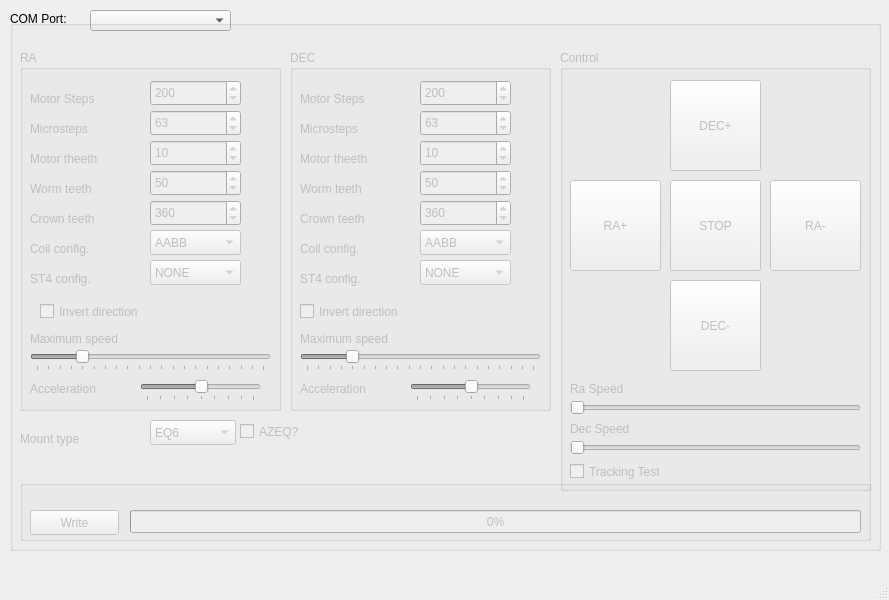
Before: the Qt Designer form mainwindow.ui in ahp-electronics/gt-configurator, drawn with Qt 5.
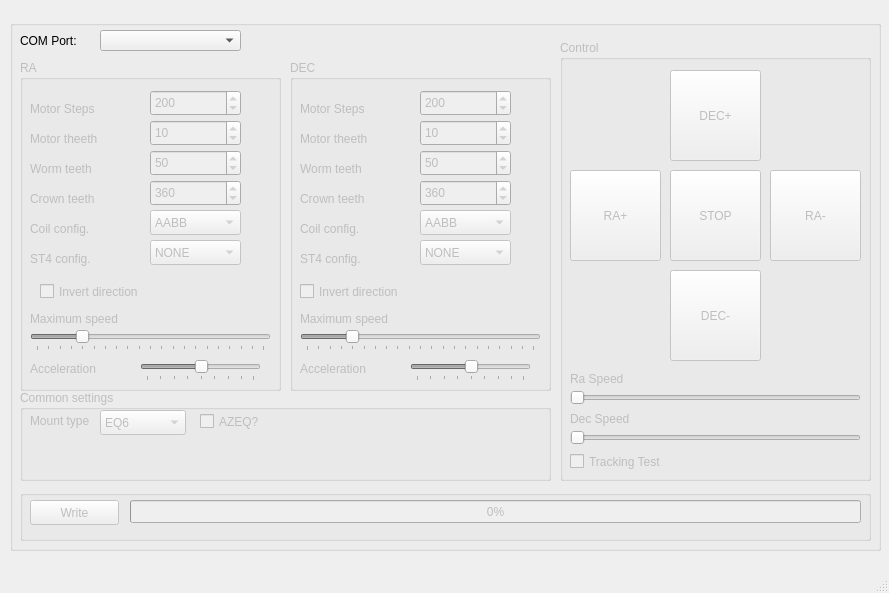
After: the same form once the commit is applied.

Diff of the .ui file:
```diff
--- a/mainwindow.ui
+++ b/mainwindow.ui
@@ -7,39 +7,16 @@
     <x>0</x>
     <y>0</y>
     <width>889</width>
-    <height>600</height>
+    <height>593</height>
    </rect>
   </property>
   <property name="windowTitle">
    <string>GT Configurator</string>
   </property>
   <widget class="QWidget" name="centralwidget">
-   <widget class="QComboBox" name="ComPort">
-    <property name="geometry">
-     <rect>
-      <x>90</x>
-      <y>10</y>
-      <width>141</width>
-      <height>21</height>
-     </rect>
-    </property>
-   </widget>
-   <widget class="QLabel" name="label">
-    <property name="geometry">
-     <rect>
-      <x>10</x>
-      <y>10</y>
-      <width>71</width>
-      <height>17</height>
-     </rect>
-    </property>
-    <property name="text">
-     <string>COM Port:</string>
-    </property>
-   </widget>
    <widget class="QGroupBox" name="WorkArea">
     <property name="enabled">
-     <bool>false</bool>
+     <bool>true</bool>
     </property>
     <property name="geometry">
      <rect>
@@ -53,12 +30,15 @@
      <string/>
     </property>
     <widget class="QGroupBox" name="RA">
+     <property name="enabled">
+      <bool>false</bool>
+     </property>
      <property name="geometry">
       <rect>
        <x>10</x>
-       <y>30</y>
+       <y>40</y>
        <width>261</width>
-       <height>361</height>
+       <height>331</height>
       </rect>
      </property>
      <property name="title">
@@ -83,33 +63,11 @@
        <number>200</number>
       </property>
      </widget>
-     <widget class="QSpinBox" name="Microsteps_0">
-      <property name="enabled">
-       <bool>false</bool>
-      </property>
-      <property name="geometry">
-       <rect>
-        <x>130</x>
-        <y>60</y>
-        <width>91</width>
-        <height>26</height>
-       </rect>
-      </property>
-      <property name="minimum">
-       <number>1</number>
-      </property>
-      <property name="maximum">
-       <number>127</number>
-      </property>
-      <property name="value">
-       <number>63</number>
-      </property>
-     </widget>
      <widget class="QSpinBox" name="Worm_0">
       <property name="geometry">
        <rect>
         <x>130</x>
-        <y>120</y>
+        <y>90</y>
         <width>91</width>
         <height>26</height>
        </rect>
@@ -128,7 +86,7 @@
       <property name="geometry">
        <rect>
         <x>130</x>
-        <y>150</y>
+        <y>120</y>
         <width>91</width>
         <height>26</height>
        </rect>
@@ -156,24 +114,11 @@
        <string>Motor Steps</string>
       </property>
      </widget>
-     <widget class="QLabel" name="label_3">
-      <property name="geometry">
-       <rect>
-        <x>10</x>
-        <y>70</y>
-        <width>111</width>
-        <height>17</height>
-       </rect>
-      </property>
-      <property name="text">
-       <string>Microsteps</string>
-      </property>
-     </widget>
      <widget class="QLabel" name="label_4">
       <property name="geometry">
        <rect>
         <x>10</x>
-        <y>130</y>
+        <y>100</y>
         <width>111</width>
         <height>17</height>
        </rect>
@@ -186,7 +131,7 @@
       <property name="geometry">
        <rect>
         <x>10</x>
-        <y>160</y>
+        <y>130</y>
         <width>111</width>
         <height>17</height>
        </rect>
@@ -199,7 +144,7 @@
       <property name="geometry">
        <rect>
         <x>130</x>
-        <y>180</y>
+        <y>150</y>
         <width>91</width>
         <height>25</height>
        </rect>
@@ -224,7 +169,7 @@
       <property name="geometry">
        <rect>
         <x>10</x>
-        <y>190</y>
+        <y>160</y>
         <width>111</width>
         <height>17</height>
        </rect>
@@ -237,7 +182,7 @@
       <property name="geometry">
        <rect>
         <x>130</x>
-        <y>210</y>
+        <y>180</y>
         <width>91</width>
         <height>25</height>
        </rect>
@@ -257,7 +202,7 @@
       <property name="geometry">
        <rect>
         <x>10</x>
-        <y>220</y>
+        <y>190</y>
         <width>111</width>
         <height>17</height>
        </rect>
@@ -270,7 +215,7 @@
       <property name="geometry">
        <rect>
         <x>130</x>
-        <y>90</y>
+        <y>60</y>
         <width>91</width>
         <height>26</height>
        </rect>
@@ -289,7 +234,7 @@
       <property name="geometry">
        <rect>
         <x>10</x>
-        <y>100</y>
+        <y>70</y>
         <width>111</width>
         <height>17</height>
        </rect>
@@ -302,7 +247,7 @@
       <property name="geometry">
        <rect>
         <x>10</x>
-        <y>300</y>
+        <y>270</y>
         <width>241</width>
         <height>21</height>
        </rect>
@@ -330,7 +275,7 @@
       <property name="geometry">
        <rect>
         <x>120</x>
-        <y>330</y>
+        <y>300</y>
         <width>121</width>
         <height>21</height>
        </rect>
@@ -355,7 +300,7 @@
       <property name="geometry">
        <rect>
         <x>10</x>
-        <y>280</y>
+        <y>250</y>
         <width>121</width>
         <height>17</height>
        </rect>
@@ -368,7 +313,7 @@
       <property name="geometry">
        <rect>
         <x>10</x>
-        <y>330</y>
+        <y>300</y>
         <width>101</width>
         <height>17</height>
        </rect>
@@ -381,7 +326,7 @@
       <property name="geometry">
        <rect>
         <x>20</x>
-        <y>250</y>
+        <y>220</y>
         <width>201</width>
         <height>23</height>
        </rect>
@@ -391,102 +336,6 @@
       </property>
      </widget>
     </widget>
-    <widget class="QLabel" name="label_8">
-     <property name="geometry">
-      <rect>
-       <x>10</x>
-       <y>410</y>
-       <width>91</width>
-       <height>17</height>
-      </rect>
-     </property>
-     <property name="text">
-      <string>Mount type</string>
-     </property>
-    </widget>
-    <widget class="QComboBox" name="MountType">
-     <property name="geometry">
-      <rect>
-       <x>140</x>
-       <y>400</y>
-       <width>86</width>
-       <height>25</height>
-      </rect>
-     </property>
-     <item>
-      <property name="text">
-       <string>EQ6</string>
-      </property>
-     </item>
-     <item>
-      <property name="text">
-       <string>HEQ5</string>
-      </property>
-     </item>
-     <item>
-      <property name="text">
-       <string>EQ5</string>
-      </property>
-     </item>
-     <item>
-      <property name="text">
-       <string>EQ3</string>
-      </property>
-     </item>
-     <item>
-      <property name="text">
-       <string>EQ8</string>
-      </property>
-     </item>
-     <item>
-      <property name="text">
-       <string>AZEQ6</string>
-      </property>
-     </item>
-     <item>
-      <property name="text">
-       <string>AZEQ5</string>
-      </property>
-     </item>
-     <item>
-      <property name="text">
-       <string>GT</string>
-      </property>
-     </item>
-     <item>
-      <property name="text">
-       <string>MF</string>
-      </property>
-     </item>
-     <item>
-      <property name="text">
-       <string>114GT</string>
-      </property>
-     </item>
-     <item>
-      <property name="text">
-       <string>DOB</string>
-      </property>
-     </item>
-     <item>
-      <property name="text">
-       <string>Custom</string>
-      </property>
-     </item>
-    </widget>
-    <widget class="QCheckBox" name="isAZEQ">
-     <property name="geometry">
-      <rect>
-       <x>230</x>
-       <y>400</y>
-       <width>92</width>
-       <height>23</height>
-      </rect>
-     </property>
-     <property name="text">
-      <string>AZEQ?</string>
-     </property>
-    </widget>
     <widget class="QGroupBox" name="WriteArea">
      <property name="enabled">
       <bool>false</bool>
@@ -494,9 +343,9 @@
      <property name="geometry">
       <rect>
        <x>10</x>
-       <y>460</y>
+       <y>470</y>
        <width>851</width>
-       <height>61</height>
+       <height>51</height>
       </rect>
      </property>
      <property name="title">
@@ -506,7 +355,7 @@
       <property name="geometry">
        <rect>
         <x>10</x>
-        <y>30</y>
+        <y>10</y>
         <width>89</width>
         <height>25</height>
        </rect>
@@ -519,7 +368,7 @@
       <property name="geometry">
        <rect>
         <x>110</x>
-        <y>30</y>
+        <y>10</y>
         <width>731</width>
         <height>23</height>
        </rect>
@@ -530,12 +379,15 @@
      </widget>
     </widget>
     <widget class="QGroupBox" name="RA_2">
+     <property name="enabled">
+      <bool>false</bool>
+     </property>
      <property name="geometry">
       <rect>
        <x>280</x>
-       <y>30</y>
+       <y>40</y>
        <width>261</width>
-       <height>361</height>
+       <height>331</height>
       </rect>
      </property>
      <property name="title">
@@ -560,33 +412,11 @@
        <number>200</number>
       </property>
      </widget>
-     <widget class="QSpinBox" name="Microsteps_1">
-      <property name="enabled">
-       <bool>false</bool>
-      </property>
-      <property name="geometry">
-       <rect>
-        <x>130</x>
-        <y>60</y>
-        <width>91</width>
-        <height>26</height>
-       </rect>
-      </property>
-      <property name="minimum">
-       <number>1</number>
-      </property>
-      <property name="maximum">
-       <number>127</number>
-      </property>
-      <property name="value">
-       <number>63</number>
-      </property>
-     </widget>
      <widget class="QSpinBox" name="Worm_1">
       <property name="geometry">
        <rect>
         <x>130</x>
-        <y>120</y>
+        <y>90</y>
         <width>91</width>
         <height>26</height>
        </rect>
@@ -605,7 +435,7 @@
       <property name="geometry">
        <rect>
         <x>130</x>
-        <y>150</y>
+        <y>120</y>
         <width>91</width>
         <height>26</height>
        </rect>
@@ -633,24 +463,11 @@
        <string>Motor Steps</string>
       </property>
      </widget>
-     <widget class="QLabel" name="label_12">
-      <property name="geometry">
-       <rect>
-        <x>10</x>
-        <y>70</y>
-        <width>111</width>
-        <height>17</height>
-       </rect>
-      </property>
-      <property name="text">
-       <string>Microsteps</string>
-      </property>
-     </widget>
      <widget class="QLabel" name="label_13">
       <property name="geometry">
        <rect>
         <x>10</x>
-        <y>130</y>
+        <y>100</y>
         <width>111</width>
         <height>17</height>
        </rect>
@@ -663,7 +480,7 @@
       <property name="geometry">
        <rect>
         <x>10</x>
-        <y>160</y>
+        <y>130</y>
         <width>111</width>
         <height>17</height>
        </rect>
@@ -676,7 +493,7 @@
       <property name="geometry">
        <rect>
         <x>130</x>
-        <y>180</y>
+        <y>150</y>
         <width>91</width>
         <height>25</height>
        </rect>
@@ -701,7 +518,7 @@
       <property name="geometry">
        <rect>
         <x>10</x>
-        <y>190</y>
+        <y>160</y>
         <width>111</width>
         <height>17</height>
        </rect>
@@ -714,7 +531,7 @@
       <property name="geometry">
        <rect>
         <x>130</x>
-        <y>210</y>
+        <y>180</y>
         <width>91</width>
         <height>25</height>
        </rect>
@@ -734,7 +551,7 @@
       <property name="geometry">
        <rect>
         <x>10</x>
-        <y>220</y>
+        <y>190</y>
         <width>111</width>
         <height>17</height>
        </rect>
@@ -747,7 +564,7 @@
       <property name="geometry">
        <rect>
         <x>130</x>
-        <y>90</y>
+        <y>60</y>
         <width>91</width>
         <height>26</height>
        </rect>
@@ -766,7 +583,7 @@
       <property name="geometry">
        <rect>
         <x>10</x>
-        <y>100</y>
+        <y>70</y>
         <width>111</width>
         <height>17</height>
        </rect>
@@ -779,7 +596,7 @@
       <property name="geometry">
        <rect>
         <x>10</x>
-        <y>300</y>
+        <y>270</y>
         <width>241</width>
         <height>21</height>
        </rect>
@@ -810,7 +627,7 @@
       <property name="geometry">
        <rect>
         <x>120</x>
-        <y>330</y>
+        <y>300</y>
         <width>121</width>
         <height>21</height>
        </rect>
@@ -835,7 +652,7 @@
       <property name="geometry">
        <rect>
         <x>10</x>
-        <y>280</y>
+        <y>250</y>
         <width>121</width>
         <height>17</height>
        </rect>
@@ -848,7 +665,7 @@
       <property name="geometry">
        <rect>
         <x>10</x>
-        <y>330</y>
+        <y>300</y>
         <width>101</width>
         <height>17</height>
        </rect>
@@ -861,7 +678,7 @@
       <property name="geometry">
        <rect>
         <x>10</x>
-        <y>250</y>
+        <y>220</y>
         <width>211</width>
         <height>23</height>
        </rect>
@@ -878,7 +695,7 @@
      <property name="geometry">
       <rect>
        <x>550</x>
-       <y>30</y>
+       <y>20</y>
        <width>311</width>
        <height>441</height>
       </rect>
@@ -1017,6 +834,144 @@
       </property>
      </widget>
     </widget>
+    <widget class="QGroupBox" name="commonSettings">
+     <property name="enabled">
+      <bool>false</bool>
+     </property>
+     <property name="geometry">
+      <rect>
+       <x>10</x>
+       <y>370</y>
+       <width>531</width>
+       <height>91</height>
+      </rect>
+     </property>
+     <property name="title">
+      <string>Common settings</string>
+     </property>
+     <widget class="QLabel" name="label_8">
+      <property name="geometry">
+       <rect>
+        <x>10</x>
+        <y>20</y>
+        <width>61</width>
+        <height>21</height>
+       </rect>
+      </property>
+      <property name="text">
+       <string>Mount type</string>
+      </property>
+     </widget>
+     <widget class="QComboBox" name="MountType">
+      <property name="enabled">
+       <bool>false</bool>
+      </property>
+      <property name="geometry">
+       <rect>
+        <x>80</x>
+        <y>20</y>
+        <width>86</width>
+        <height>25</height>
+       </rect>
+      </property>
+      <item>
+       <property name="text">
+        <string>EQ6</string>
+       </property>
+      </item>
+      <item>
+       <property name="text">
+        <string>HEQ5</string>
+       </property>
+      </item>
+      <item>
+       <property name="text">
+        <string>EQ5</string>
+       </property>
+      </item>
+      <item>
+       <property name="text">
+        <string>EQ3</string>
+       </property>
+      </item>
+      <item>
+       <property name="text">
+        <string>EQ8</string>
+       </property>
+      </item>
+      <item>
+       <property name="text">
+        <string>AZEQ6</string>
+       </property>
+      </item>
+      <item>
+       <property name="text">
+        <string>AZEQ5</string>
+       </property>
+      </item>
+      <item>
+       <property name="text">
+        <string>GT</string>
+       </property>
+      </item>
+      <item>
+       <property name="text">
+        <string>MF</string>
+       </property>
+      </item>
+      <item>
+       <property name="text">
+        <string>114GT</string>
+       </property>
+      </item>
+      <item>
+       <property name="text">
+        <string>DOB</string>
+       </property>
+      </item>
+      <item>
+       <property name="text">
+        <string>Custom</string>
+       </property>
+      </item>
+     </widget>
+     <widget class="QCheckBox" name="isAZEQ">
+      <property name="geometry">
+       <rect>
+        <x>180</x>
+        <y>20</y>
+        <width>92</width>
+        <height>23</height>
+       </rect>
+      </property>
+      <property name="text">
+       <string>AZEQ?</string>
+      </property>
+     </widget>
+    </widget>
+    <widget class="QComboBox" name="ComPort">
+     <property name="geometry">
+      <rect>
+       <x>90</x>
+       <y>10</y>
+       <width>141</width>
+       <height>21</height>
+      </rect>
+     </property>
+    </widget>
+    <widget class="QLabel" name="label">
+     <property name="geometry">
+      <rect>
+       <x>10</x>
+       <y>10</y>
+       <width>71</width>
+       <height>21</height>
+      </rect>
+     </property>
+     <property name="text">
+      <string>COM Port:</string>
+     </property>
+    </widget>
    </widget>
   </widget>
   <widget class="QMenuBar" name="menubar">
```
Left out of the diff: 2 changed lines with no effect on the pictures.
